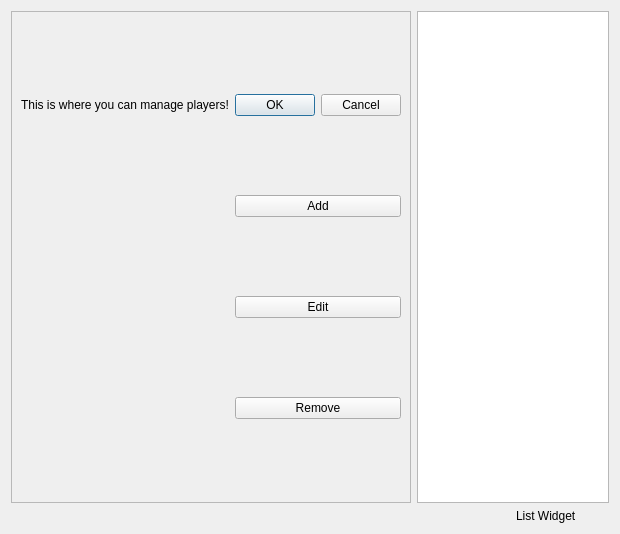
The window that manageplayermenu.ui (dartbois/DartsTheEndIsNigh) describes before a commit, drawn with Qt 5.
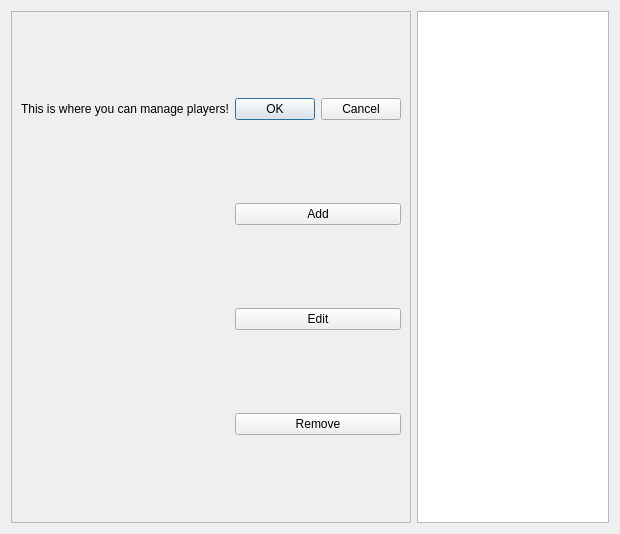
The same window after the commit.

The edit to the form file:
```diff
--- a/manageplayermenu.ui
+++ b/manageplayermenu.ui
@@ -17,13 +17,6 @@
    <string>Dialog</string>
   </property>
   <layout class="QGridLayout" name="gridLayout">
-   <item row="2" column="3">
-    <widget class="QLabel" name="label_2">
-     <property name="text">
-      <string>List Widget</string>
-     </property>
-    </widget>
-   </item>
    <item row="0" column="2" colspan="2">
     <widget class="QListWidget" name="listWidget"/>
    </item>
```
